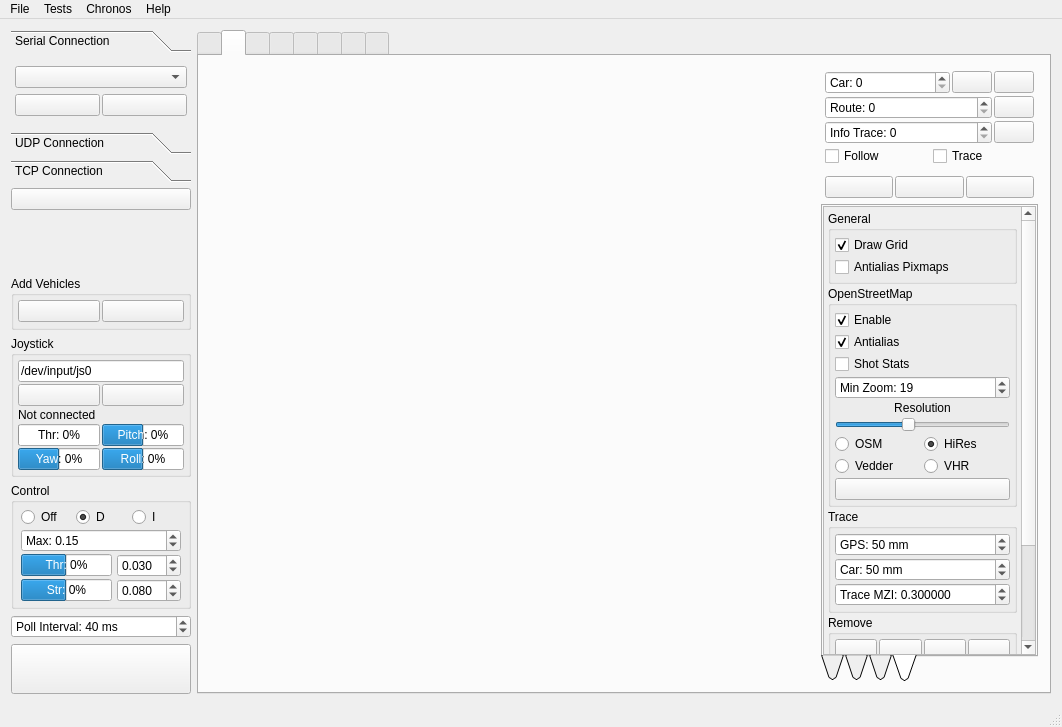
Qt form Linux/RControlStation/mainwindow.ui (vedderb/rise_sdvp) before a commit.
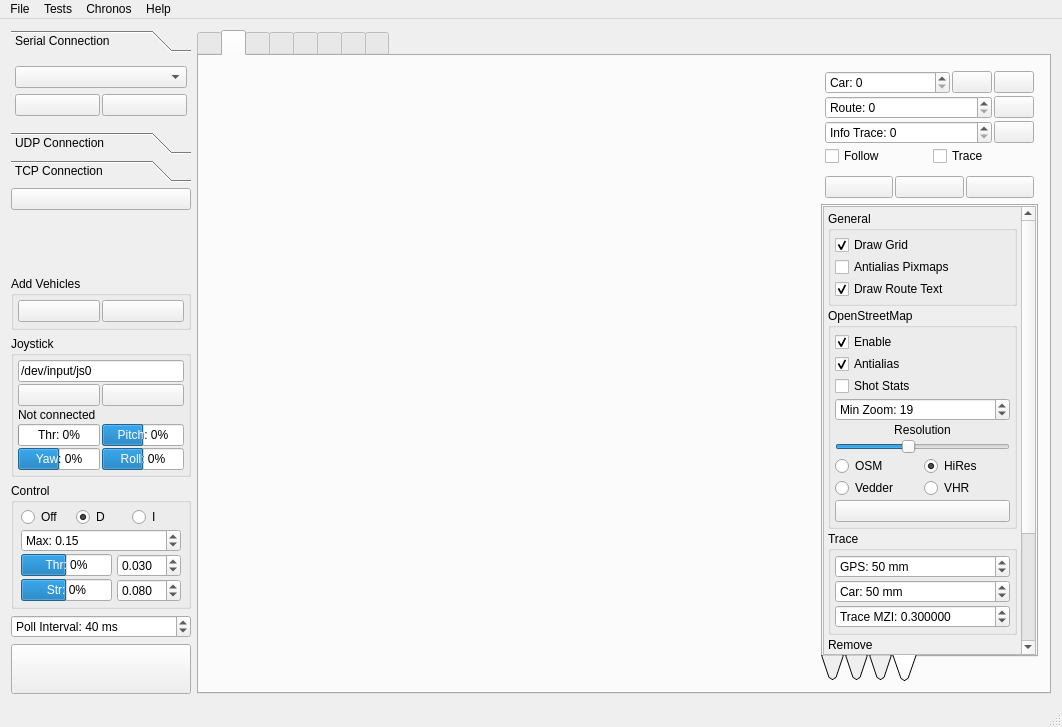
The same form after that commit. The open tabs and pages were chosen to show the change. Icons and pictures are not drawn. Custom widgets are drawn as their Qt base class.

Commit message: Map draw route text option, recovery route improvements, stop tests if recovery route fails

Diff of the .ui file:
```diff
--- a/Linux/RControlStation/mainwindow.ui
+++ b/Linux/RControlStation/mainwindow.ui
@@ -2117,7 +2117,7 @@
                    <x>0</x>
                    <y>0</y>
                    <width>210</width>
-                   <height>643</height>
+                   <height>668</height>
                   </rect>
                  </property>
                  <layout class="QVBoxLayout" name="verticalLayout_15">
@@ -2180,6 +2180,16 @@
                        </property>
                       </widget>
                      </item>
+                     <item>
+                      <widget class="QCheckBox" name="mapDrawRouteTextBox">
+                       <property name="text">
+                        <string>Draw Route Text</string>
+                       </property>
+                       <property name="checked">
+                        <bool>true</bool>
+                       </property>
+                      </widget>
+                     </item>
                     </layout>
                    </widget>
                   </item>
```
The commit also changes 8 other files.
